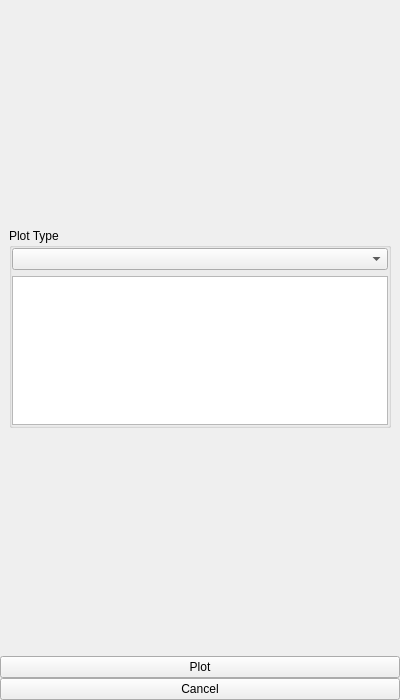
This is mtpy/gui/SmartMT/ui_asset/plot_options.ui in MTgeophysics/mtpy as Qt 5 draws it before an edit. The edited form follows.
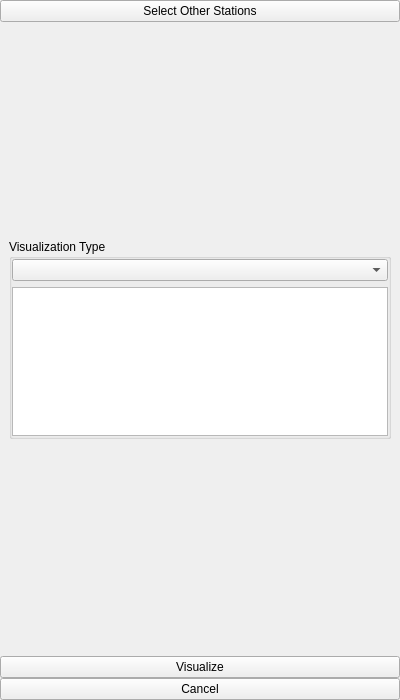
This is the edited form. Icons and pictures are not drawn.

Patch:
```diff
--- a/mtpy/gui/SmartMT/ui_asset/plot_options.ui
+++ b/mtpy/gui/SmartMT/ui_asset/plot_options.ui
@@ -38,6 +38,17 @@
    <property name="bottomMargin">
     <number>0</number>
    </property>
+   <item>
+    <widget class="QPushButton" name="pushButton_back">
+     <property name="text">
+      <string>Select Other Stations</string>
+     </property>
+     <property name="icon">
+      <iconset resource="icons.qrc">
+       <normaloff>:/Tango/back</normaloff>:/Tango/back</iconset>
+     </property>
+    </widget>
+   </item>
    <item>
     <widget class="QWidget" name="widget" native="true">
      <layout class="QVBoxLayout" name="verticalLayout">
@@ -62,7 +73,7 @@
          </size>
         </property>
         <property name="title">
-         <string>Plot Type</string>
+         <string>Visualization Type</string>
         </property>
         <property name="flat">
          <bool>true</bool>
@@ -99,7 +110,7 @@
    <item>
     <widget class="QPushButton" name="pushButton_plot">
      <property name="text">
-      <string>Plot</string>
+      <string>Visualize</string>
      </property>
     </widget>
    </item>
```
Left out of the diff: 4 changed lines with no effect on the pictures.
